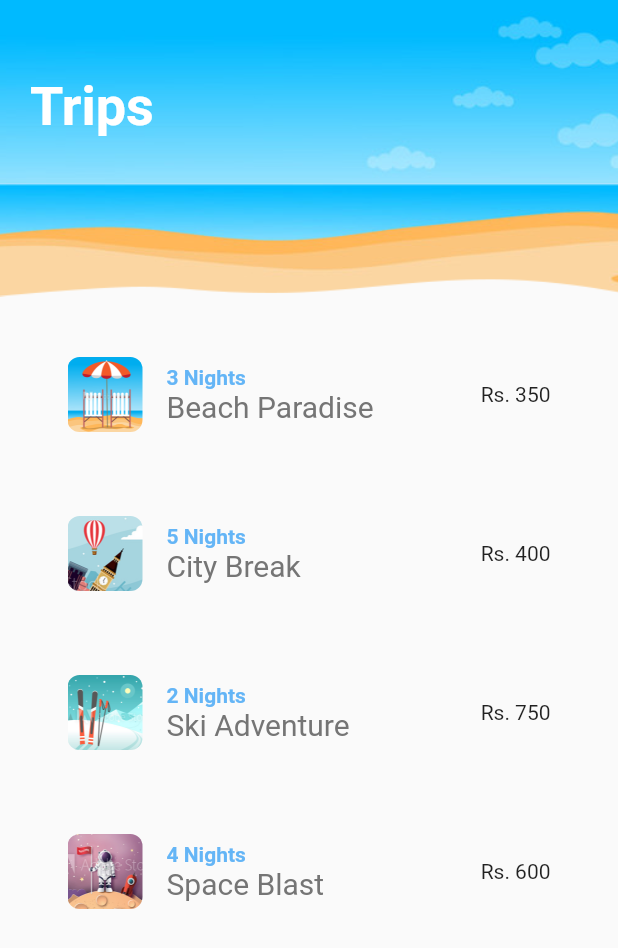
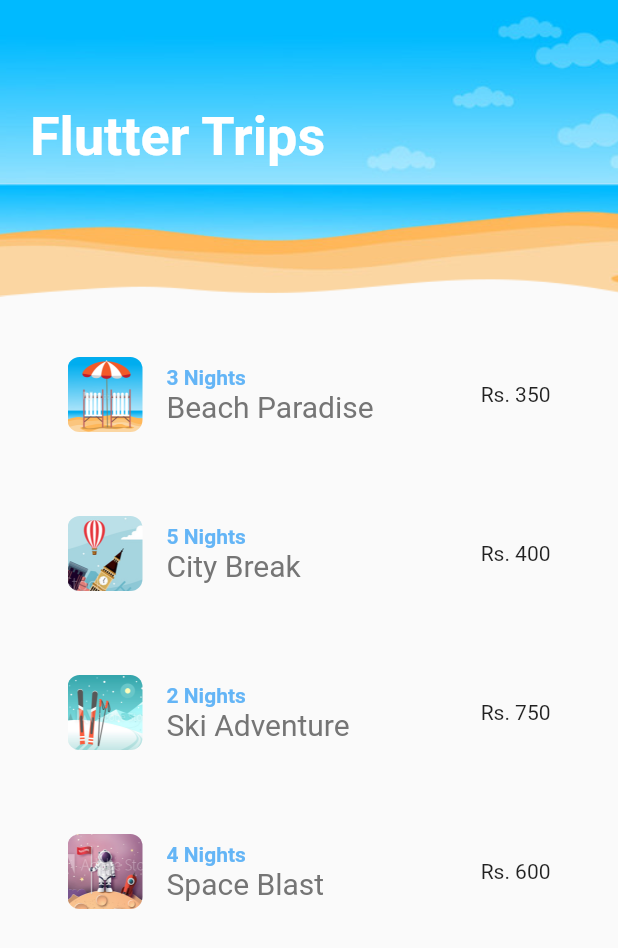
Before and after one commit to thisiskritartha/Flutter-Animation, a Flutter app: the Home screen opened directly, on a phone screen of 412 x 824 dp. Shown: the top 948 px of the screen. Run offline on Flutter 3.47's test engine with Material 2 defaults, Android fonts, the phone set to English and light mode, and no system bars; missing offline and left inert: ipsum.

Commit message:
Initial Commit

```diff
--- a/lib/main.dart
+++ b/lib/main.dart
@@ -12,7 +12,7 @@ class MyApp extends StatelessWidget {
     return const MaterialApp(
       debugShowCheckedModeBanner: false,
       title: 'Trips',
-      home: Sandbox(),
+      home: Home(),
     );
   }
 }
--- a/lib/screens/home.dart
+++ b/lib/screens/home.dart
@@ -28,7 +28,7 @@ class _HomeState extends State<Home> {
             SizedBox(height: 30),
             SizedBox(
               height: 160,
-              child: ScreenTitle(text: 'Trips'),
+              child: ScreenTitle(text: 'Flutter Trips'),
             ),
             Flexible(
               child: TripList(),
--- a/lib/shared/screen_title.dart
+++ b/lib/shared/screen_title.dart
@@ -7,10 +7,26 @@ class ScreenTitle extends StatelessWidget {
 
   @override
   Widget build(BuildContext context) {
-    return Text(
-      text,
-      style: TextStyle(
-          fontSize: 36, color: Colors.white, fontWeight: FontWeight.bold),
+    return TweenAnimationBuilder(
+      tween: Tween<double>(begin: 0, end: 1),
+      duration: const Duration(milliseconds: 1200),
+      builder: (BuildContext context, double _value, Widget? child) {
+        return Opacity(
+          opacity: _value,
+          child: Padding(
+            padding: EdgeInsets.only(top: _value * 20),
+            child: child,
+          ),
+        );
+      },
+      child: Text(
+        text,
+        style: const TextStyle(
+          fontSize: 36,
+          color: Colors.white,
+          fontWeight: FontWeight.bold,
+        ),
+      ),
     );
   }
 }
```
